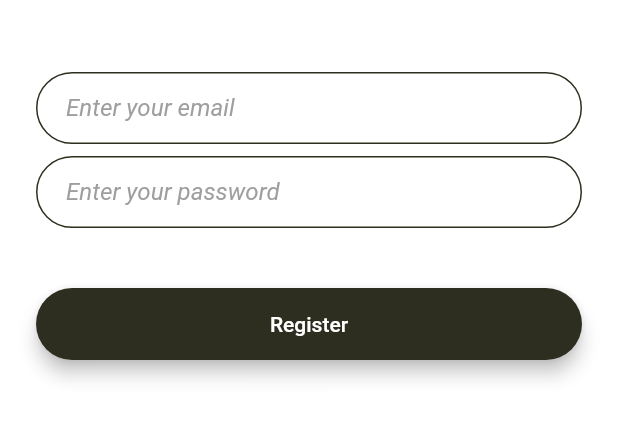
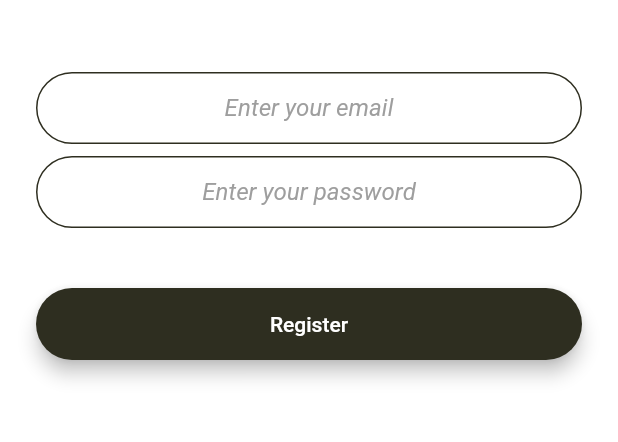
Before and after one commit to iftekharrizz/Melodious-chat, a Flutter app: the screen it shows after launch, after a tap on "Register", on a phone screen of 412 x 824 dp, the part 576-1018 px from its top. Run offline on Flutter 3.47's test engine with Material 2 defaults, Android fonts, the phone set to English and light mode, and no system bars; our stand-ins replace animated_text_kit, firebase_auth, firebase_core, modal_progress_hud; accounts and stored records are empty.

Commit message:
Login and registration now functional. Used firebase authentication.

```diff
--- /dev/null
+++ b/lib/buttons.dart
@@ -0,0 +1,32 @@
+import 'package:flutter/material.dart';
+
+class UserButton extends StatelessWidget {
+  final Function onTap;
+  final String label;
+  final Color btnColor;
+
+  UserButton({this.onTap, this.btnColor, this.label});
+
+  @override
+  Widget build(BuildContext context) {
+    return Padding(
+      padding: EdgeInsets.symmetric(vertical: 16.0),
+      child: Material(
+        elevation: 5.0,
+        color: btnColor,
+        borderRadius: BorderRadius.circular(30.0),
+        child: MaterialButton(
+          onPressed: onTap,
+          minWidth: 200.0,
+          height: 42.0,
+          child: Text(
+            label,
+            style: TextStyle(
+              color: Colors.white,
+            ),
+          ),
+        ),
+      ),
+    );
+  }
+}
--- a/lib/constants.dart
+++ b/lib/constants.dart
@@ -25,3 +25,37 @@ const kHintTextFieldStyle = TextStyle(
 
 const kButtonAccentColor1 = Color(0xffFF7477);
 const kButtonAccentColor2 = Color(0xff2E2E20);
+
+const kLoginTextFieldDecoration = InputDecoration(
+  hintText: 'Enter your text',
+  hintStyle: kHintTextFieldStyle,
+  contentPadding: EdgeInsets.symmetric(vertical: 10.0, horizontal: 20.0),
+  border: OutlineInputBorder(
+    borderRadius: BorderRadius.all(Radius.circular(32.0)),
+  ),
+  enabledBorder: OutlineInputBorder(
+    borderSide: BorderSide(color: kButtonAccentColor1, width: 1.0),
+    borderRadius: BorderRadius.all(Radius.circular(32.0)),
+  ),
+  focusedBorder: OutlineInputBorder(
+    borderSide: BorderSide(color: kButtonAccentColor1, width: 2.0),
+    borderRadius: BorderRadius.all(Radius.circular(32.0)),
+  ),
+);
+
+const kRegisterTextFieldDecoration = InputDecoration(
+  hintText: 'Enter your text',
+  hintStyle: kHintTextFieldStyle,
+  contentPadding: EdgeInsets.symmetric(vertical: 10.0, horizontal: 20.0),
+  border: OutlineInputBorder(
+    borderRadius: BorderRadius.all(Radius.circular(32.0)),
+  ),
+  enabledBorder: OutlineInputBorder(
+    borderSide: BorderSide(color: kButtonAccentColor2, width: 1.0),
+    borderRadius: BorderRadius.all(Radius.circular(32.0)),
+  ),
+  focusedBorder: OutlineInputBorder(
+    borderSide: BorderSide(color: kButtonAccentColor2, width: 2.0),
+    borderRadius: BorderRadius.all(Radius.circular(32.0)),
+  ),
+);
--- a/lib/main.dart
+++ b/lib/main.dart
@@ -3,19 +3,18 @@ import 'package:melodious_chat/screens/welcome_screen.dart';
 import 'package:melodious_chat/screens/login_screen.dart';
 import 'package:melodious_chat/screens/registration_screen.dart';
 import 'package:melodious_chat/screens/chat_screen.dart';
+import 'package:firebase_core/firebase_core.dart';
 
-void main() => runApp(MelodiousChat());
+void main() async {
+  WidgetsFlutterBinding.ensureInitialized();
+  await Firebase.initializeApp();
+  runApp(MelodiousChat());
+}
 
 class MelodiousChat extends StatelessWidget {
   @override
   Widget build(BuildContext context) {
     return MaterialApp(
-      theme: ThemeData.dark().copyWith(
-        textTheme: TextTheme(
-          // ignore: deprecated_member_use
-          body1: TextStyle(color: Colors.black54),
-        ),
-      ),
       initialRoute: WelcomeScreen.id,
       routes: {
         WelcomeScreen.id: (context) => WelcomeScreen(),
--- a/lib/screens/registration_screen.dart
+++ b/lib/screens/registration_screen.dart
@@ -1,5 +1,9 @@
 import 'package:flutter/material.dart';
+import 'package:melodious_chat/buttons.dart';
 import 'package:melodious_chat/constants.dart';
+import 'package:firebase_auth/firebase_auth.dart';
+import 'package:melodious_chat/screens/chat_screen.dart';
+import 'package:modal_progress_hud/modal_progress_hud.dart';
 
 class RegistrationScreen extends StatefulWidget {
   static const String id = 'registration_screen';
@@ -9,9 +13,15 @@ class RegistrationScreen extends StatefulWidget {
 }
 
 class _RegistrationScreenState extends State<RegistrationScreen> {
+  final _auth = FirebaseAuth.instance;
+  String email, password;
+  bool showLoader = false;
+
   @override
   Widget build(BuildContext context) {
-    return Scaffold(
+    return ModalProgressHUD(
+      inAsyncCall: false,
+      child: Scaffold(
         backgroundColor: Colors.white,
         body: Padding(
           padding: EdgeInsets.symmetric(horizontal: 24.0),
@@ -30,79 +40,52 @@ class _RegistrationScreenState extends State<RegistrationScreen> {
                 height: 48.0,
               ),
               TextField(
+                keyboardType: TextInputType.emailAddress,
+                textAlign: TextAlign.center,
                 onChanged: (value) {
-                //Do something with the user input.
+                  email = value;
                 },
-              decoration: InputDecoration(
-                hintText: 'Enter your email',
-                hintStyle: kHintTextFieldStyle,
-                contentPadding:
-                    EdgeInsets.symmetric(vertical: 10.0, horizontal: 20.0),
-                border: OutlineInputBorder(
-                  borderRadius: BorderRadius.all(Radius.circular(32.0)),
-                ),
-                enabledBorder: OutlineInputBorder(
-                  borderSide:
-                      BorderSide(color: kButtonAccentColor2, width: 1.0),
-                  borderRadius: BorderRadius.all(Radius.circular(32.0)),
-                ),
-                focusedBorder: OutlineInputBorder(
-                  borderSide: BorderSide(
-                      color: kButtonAccentColor2, width: 2.0),
-                  borderRadius: BorderRadius.all(Radius.circular(32.0)),
-                ),
-              ),
+                decoration: kRegisterTextFieldDecoration.copyWith(
+                    hintText: 'Enter your email'),
               ),
               SizedBox(
                 height: 8.0,
               ),
               TextField(
+                obscureText: true,
+                textAlign: TextAlign.center,
                 onChanged: (value) {
-                //Do something with the user input.
+                  password = value;
                 },
-              decoration: InputDecoration(
-                hintText: 'Enter your password',
-                hintStyle: kHintTextFieldStyle,
-                contentPadding:
-                EdgeInsets.symmetric(vertical: 10.0, horizontal: 20.0),
-                border: OutlineInputBorder(
-                  borderRadius: BorderRadius.all(Radius.circular(32.0)),
-                ),
-                enabledBorder: OutlineInputBorder(
-                  borderSide: BorderSide(
-                      color: kButtonAccentColor2, width: 1.0),
-                  borderRadius: BorderRadius.all(Radius.circular(32.0)),
-                ),
-                focusedBorder: OutlineInputBorder(
-                  borderSide: BorderSide(
-                      color: kButtonAccentColor2, width: 2.0),
-                  borderRadius: BorderRadius.all(Radius.circular(32.0)),
-                ),
-              ),
+                decoration: kRegisterTextFieldDecoration.copyWith(
+                    hintText: 'Enter your password'),
               ),
               SizedBox(
                 height: 24.0,
               ),
-            Padding(
-              padding: EdgeInsets.symmetric(vertical: 16.0),
-              child: Material(
-                color: kButtonAccentColor2,
-                borderRadius: BorderRadius.all(Radius.circular(30.0)),
-                elevation: 5.0,
-                child: MaterialButton(
-                  onPressed: () {
-                    //Implement registration functionality.
+              UserButton(
+                onTap: () async {
+                  setState(() {
+                    showLoader = true;
+                  });
+                  try {
+                    final newUser = await _auth.createUserWithEmailAndPassword(
+                        email: email, password: password);
+                    if (newUser != null) {
+                      Navigator.pushNamed(context, ChatScreen.id);
+                      setState(() {
+                        showLoader = false;
+                      });
+                    }
+                  } catch (e) {
+                    print(e);
+                  }
                 },
-                  minWidth: 200.0,
-                  height: 42.0,
-                  child: Text(
-                    'Register',
-                    style: TextStyle(color: Colors.white),
-                  ),
-                ),
-              ),
+                btnColor: kButtonAccentColor2,
+                label: 'Register',
               ),
             ],
+          ),
         ),
       ),
     );
--- a/lib/screens/welcome_screen.dart
+++ b/lib/screens/welcome_screen.dart
@@ -2,6 +2,9 @@ import 'package:flutter/material.dart';
 import 'package:melodious_chat/constants.dart';
 import 'package:melodious_chat/screens/login_screen.dart';
 import 'package:melodious_chat/screens/registration_screen.dart';
+import 'package:animated_text_kit/animated_text_kit.dart';
+
+import '../buttons.dart';
 
 class WelcomeScreen extends StatefulWidget {
   static const String id = 'welcome_screen';
@@ -54,43 +57,34 @@ class _WelcomeScreenState extends State<WelcomeScreen> {
               ],
             ),
             SizedBox(
+              height: 10,
+            ),
+            Center(
+              child: TyperAnimatedTextKit(
+                duration: Duration(milliseconds: 3500),
+                isRepeatingAnimation: true,
+                onTap: () {},
+                text: ["Listen to the melody of conversations..."],
+                textAlign: TextAlign.center,
+                textStyle: TextStyle(fontFamily: 'DancingScript', fontSize: 20),
+              ),
+            ),
+            SizedBox(
               height: 48.0,
             ),
-            Padding(
-              padding: EdgeInsets.symmetric(vertical: 16.0),
-              child: Material(
-                elevation: 5.0,
-                color: kButtonAccentColor1,
-                borderRadius: BorderRadius.circular(30.0),
-                child: MaterialButton(
-                  onPressed: () {
-                    Navigator.pushNamed(context, LoginScreen.id);
-                  },
-                  minWidth: 200.0,
-                  height: 42.0,
-                  child: Text(
-                    'Log In',
-                  ),
-                ),
-              ),
+            UserButton(
+              onTap: () {
+                Navigator.pushNamed(context, LoginScreen.id);
+              },
+              btnColor: kButtonAccentColor1,
+              label: 'Log In',
             ),
-            Padding(
-              padding: EdgeInsets.symmetric(vertical: 16.0),
-              child: Material(
-                color: Color(0xff2E2E20),
-                borderRadius: BorderRadius.circular(30.0),
-                elevation: 5.0,
-                child: MaterialButton(
-                  onPressed: () {
-                    Navigator.pushNamed(context, RegistrationScreen.id);
-                  },
-                  minWidth: 200.0,
-                  height: 42.0,
-                  child: Text(
-                    'Register',
-                  ),
-                ),
-              ),
+            UserButton(
+              onTap: () {
+                Navigator.pushNamed(context, RegistrationScreen.id);
+              },
+              btnColor: kButtonAccentColor2,
+              label: 'Register ',
             ),
           ],
         ),
```
Also changed, not shown: lib/screens/chat_screen.dart (+26 -1 lines), lib/screens/login_screen.dart (+49 -55 lines), pubspec.yaml (+9 -6 lines), fonts/DancingScript-Bold.ttf (added), fonts/DancingScript-Medium.ttf (added), fonts/DancingScript-Regular.ttf (added), fonts/DancingScript-SemiBold.ttf (added), pubspec.lock, 2 other files. Lines whose indentation alone changed are shown as unchanged.
